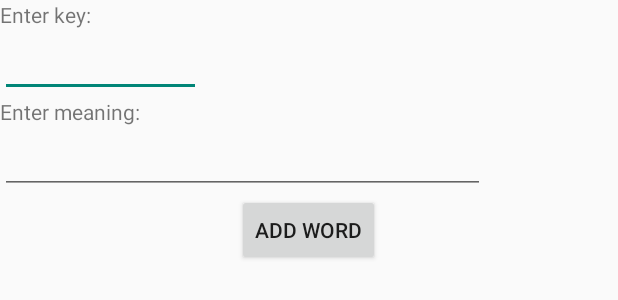
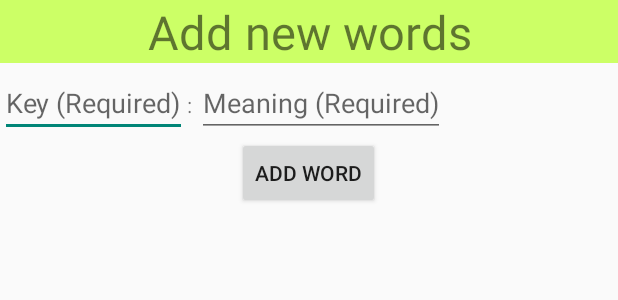
Before and after one commit to abhishekkumar1989/android1, an Android app: the layout addword.xml on its own in the app's theme, with its tools: preview values and no code run, on a phone screen of 412 x 824 dp. Shown: the top 300 px of the screen. Run offline under Robolectric (Android 15) with nearby library versions, the phone set to English and light mode, and no system bars.

Commit message:
build basic dictionary app

```diff
--- a/app1/src/main/AndroidManifest.xml
+++ b/app1/src/main/AndroidManifest.xml
@@ -13,7 +13,7 @@
         android:label="@string/app_name"
         android:theme="@style/AppTheme" >
         <activity
-            android:name="com.abhishek_k.testapp2.app1.dictionary.MyFragmentActivity"
+            android:name="com.abhishek_k.testapp2.app1.dictionary.DictionaryApp"
             android:label="@string/app_name" >
             <intent-filter>
                 <action android:name="android.intent.action.MAIN" />
--- a/app1/src/main/java/com/abhishek_k/testapp2/app1/dictionary/ImageFragment.java
+++ b/app1/src/main/java/com/abhishek_k/testapp2/app1/dictionary/ImageFragment.java
@@ -11,6 +11,7 @@ import android.widget.TextView;
 import com.abhishek_k.testapp2.app1.R;
 
 public class ImageFragment extends Fragment {
+
     int fragVal;
 
     static ImageFragment init(int val) {
--- a/app1/src/main/java/com/abhishek_k/testapp2/app1/dictionary/MyFragmentActivity.java
+++ b/app1/src/main/java/com/abhishek_k/testapp2/app1/dictionary/MyFragmentActivity.java
@@ -27,13 +27,13 @@ public class MyFragmentActivity extends FragmentActivity {
         adapter = new MyAdapter(getSupportFragmentManager());
         pager.setAdapter(adapter);
 
-        Button button = (Button) findViewById(R.id.first);
+        Button button = (Button) findViewById(R.id.View);
         button.setOnClickListener(new View.OnClickListener() {
             public void onClick(View v) {
                 pager.setCurrentItem(0);
             }
         });
-        button = (Button) findViewById(R.id.last);
+        button = (Button) findViewById(R.id.Add);
         button.setOnClickListener(new View.OnClickListener() {
             public void onClick(View v) {
                 pager.setCurrentItem(ITEMS - 1);
--- a/app1/src/main/res/layout/addword.xml
+++ b/app1/src/main/res/layout/addword.xml
@@ -6,26 +6,38 @@
     android:orientation="vertical">
 
     <TextView
-        android:layout_width="wrap_content"
+        android:layout_width="fill_parent"
         android:layout_height="wrap_content"
-        android:text="Enter key: " />
+        android:layout_gravity="center_horizontal"
+        android:gravity="center_vertical|center_horizontal"
+        android:textSize="5mm"
+        android:background="#CCFF66"
+        android:text="Add new words" />
+
+    <LinearLayout xmlns:android="http://schemas.android.com/apk/res/android"
+        android:layout_width="match_parent"
+        android:layout_marginTop="4dp"
+        android:layout_height="wrap_content" >
 
     <EditText
         android:id="@+id/key"
-        android:layout_width="134dp"
+        android:layout_width="wrap_content"
         android:inputType="text"
+        android:hint="Key (Required)"
         android:layout_height="wrap_content" />
 
     <TextView
         android:layout_width="wrap_content"
-        android:layout_height="wrap_content"
-        android:text="Enter meaning: " />
+        android:text=": "
+        android:layout_height="wrap_content" />
 
     <EditText
         android:id="@+id/meaning"
-        android:layout_width="323dp"
+        android:layout_width="wrap_content"
+        android:hint="Meaning (Required)"
         android:inputType="text"
         android:layout_height="wrap_content" />
+    </LinearLayout>
 
     <Button
         android:layout_width="wrap_content"
--- a/app1/src/main/res/layout/fragment_pager.xml
+++ b/app1/src/main/res/layout/fragment_pager.xml
@@ -22,14 +22,14 @@
         android:orientation="horizontal" >
 
         <Button
-            android:id="@+id/first"
+            android:id="@+id/View"
             android:layout_width="wrap_content"
             android:layout_height="wrap_content"
             android:text="First" >
         </Button>
 
         <Button
-            android:id="@+id/last"
+            android:id="@+id/Add"
             android:layout_width="wrap_content"
             android:layout_height="wrap_content"
             android:text="Last" >
```
Also changed, not shown: app1/src/main/java/com/abhishek_k/testapp2/app1/dictionary/AddWordActivity.java (deleted, +0 -52 lines), app1/src/main/java/com/abhishek_k/testapp2/app1/dictionary/DictionaryApp.java (+65 -113 lines), app1/src/main/java/com/abhishek_k/testapp2/app1/dictionary/DictionarySQLHelper.java (+19 -0 lines), app1/src/main/java/com/abhishek_k/testapp2/app1/dictionary/FirstFragment.java (deleted, +0 -42 lines), app1/src/main/res/layout/dictionarylayout.xml (deleted, +0 -18 lines), app1/src/main/res/layout/fragment_first.xml (deleted, +0 -16 lines), 1 other file.
